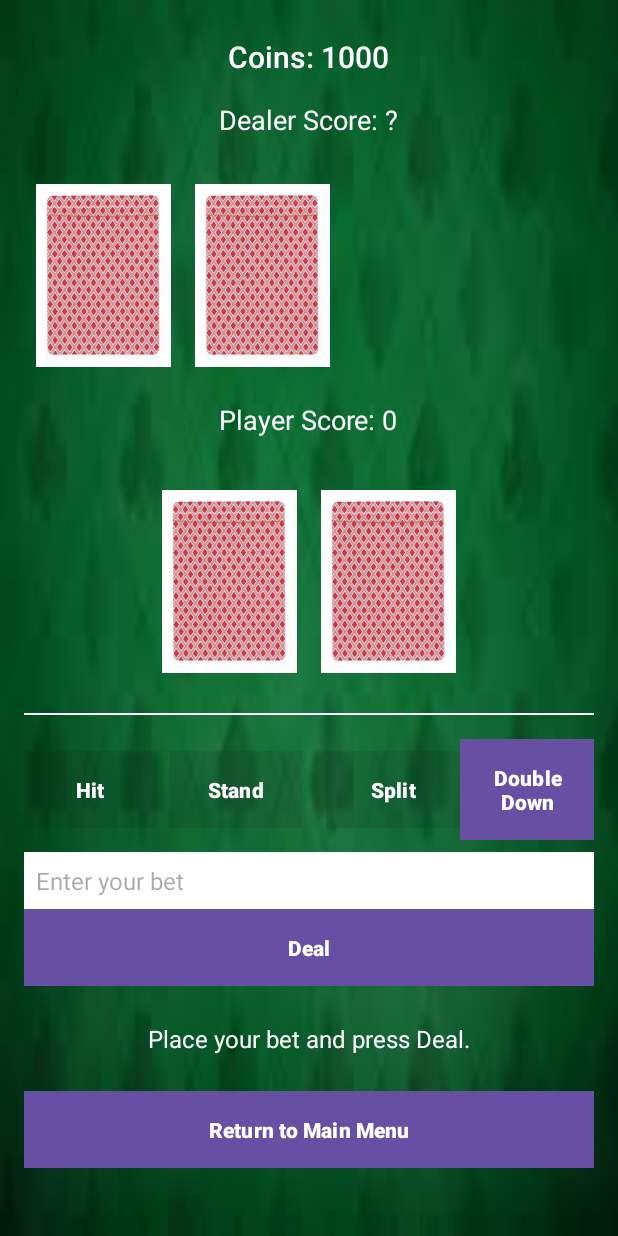
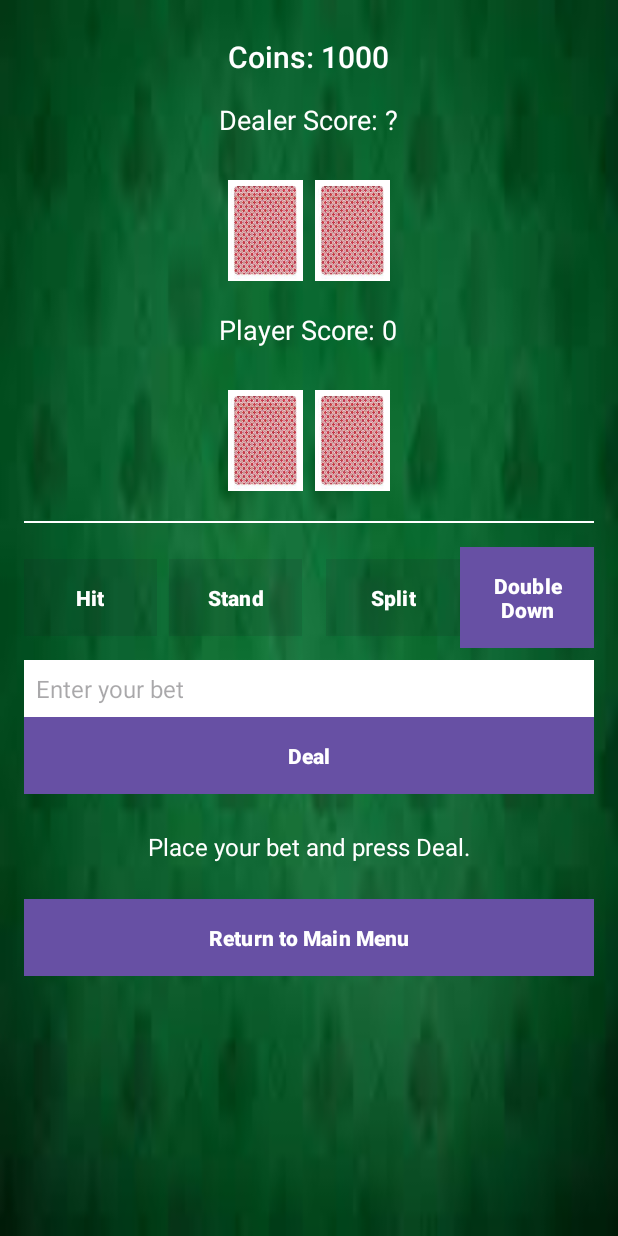
Before and after one commit to yonatan1567/maybeFinalp, an Android app: the BlackjackActivity screen opened directly, with no data from a screen before it, on a phone screen of 412 x 824 dp. Run offline under Robolectric (Android 15) with nearby library versions, the phone set to English and light mode, and no system bars.

Commit message:
שמתי את הקלפים במרכז וניסיתי לשנות את גודל הקלפים לאחר שלחצתי deal בשביל שהקלפים לא יצאו מהמסך (במקרה של 4 קלפים) לא הצלחתי אם תוכלי לעזור אשמח.

```diff
--- a/app/src/main/res/layout/activity_blackjack.xml
+++ b/app/src/main/res/layout/activity_blackjack.xml
@@ -31,36 +31,40 @@
         android:padding="8dp"
         android:fontFamily="sans-serif" />
 
-    <!-- Dealer Cards -->
+    <!-- Dealer Cards (Horizontal Scroll) -->
+    <HorizontalScrollView
+        android:layout_width="match_parent"
+        android:layout_height="wrap_content"
+        android:layout_marginTop="8dp"
+        android:fillViewport="true">
+
         <LinearLayout
-        android:layout_width="match_parent"
+            android:id="@+id/dealerCardsLayout"
+            android:layout_width="wrap_content"
             android:layout_height="wrap_content"
             android:orientation="horizontal"
             android:gravity="center"
-        android:layout_marginTop="8dp">
+            android:layout_gravity="center_horizontal"
+            android:clipChildren="false"
+            android:clipToPadding="false"
+            android:padding="4dp">
 
             <ImageView
                 android:id="@+id/dealerCard1"
-            android:layout_width="90dp"
-            android:layout_height="135dp"
-            android:layout_margin="8dp"
+                android:layout_width="50dp"
+                android:layout_height="75dp"
+                android:layout_margin="4dp"
                 android:src="@drawable/card_back" />
 
             <ImageView
                 android:id="@+id/dealerCard2"
-            android:layout_width="90dp"
-            android:layout_height="135dp"
-            android:layout_margin="8dp"
+                android:layout_width="50dp"
+                android:layout_height="75dp"
+                android:layout_margin="4dp"
                 android:src="@drawable/card_back" />
-        <LinearLayout
-            android:id="@+id/dealerCardsLayout"
-            android:layout_width="match_parent"
-            android:layout_height="wrap_content"
-            android:orientation="horizontal"
-            android:gravity="center"
-            android:layout_marginTop="8dp">
         </LinearLayout>
-    </LinearLayout>
+    </HorizontalScrollView>
+
     <!-- Player Section -->
     <TextView
         android:id="@+id/playerScore"
@@ -73,34 +77,39 @@
         android:padding="8dp"
         android:fontFamily="sans-serif" />
 
-    <!-- Player Cards Layout -->
+    <!-- Player Cards (Horizontal Scroll) -->
+    <HorizontalScrollView
+        android:layout_width="match_parent"
+        android:layout_height="wrap_content"
+        android:layout_marginTop="8dp"
+        android:fillViewport="true">
+
         <LinearLayout
             android:id="@+id/playerCardsLayout"
-        android:layout_width="match_parent"
+            android:layout_width="wrap_content"
             android:layout_height="wrap_content"
             android:orientation="horizontal"
             android:gravity="center"
+            android:layout_gravity="center_horizontal"
             android:clipChildren="false"
             android:clipToPadding="false"
-        android:layout_marginTop="8dp"
-        android:padding="4dp"
-        android:scrollbars="horizontal">
+            android:padding="4dp">
 
-        <!-- Player Card 1 -->
             <ImageView
                 android:id="@+id/playerCard1"
-            android:layout_width="90dp"
-            android:layout_height="135dp"
-            android:layout_margin="8dp"
+                android:layout_width="50dp"
+                android:layout_height="75dp"
+                android:layout_margin="4dp"
                 android:src="@drawable/card_back" />
 
             <ImageView
                 android:id="@+id/playerCard2"
-            android:layout_width="90dp"
-            android:layout_height="135dp"
-            android:layout_margin="8dp"
+                android:layout_width="50dp"
+                android:layout_height="75dp"
+                android:layout_margin="4dp"
                 android:src="@drawable/card_back" />
         </LinearLayout>
+    </HorizontalScrollView>
 
     <!-- Barrier -->
     <View
@@ -109,30 +118,38 @@
         android:background="#FFFFFF"
         android:layout_marginVertical="8dp" />
 
-    <!-- Split Hand Cards -->
+    <!-- Split Hand Cards (Horizontal Scroll) -->
+    <HorizontalScrollView
+        android:layout_width="match_parent"
+        android:layout_height="wrap_content"
+        android:layout_marginTop="8dp"
+        android:visibility="gone">
+
         <LinearLayout
             android:id="@+id/splitHandLayout"
-        android:layout_width="match_parent"
+            android:layout_width="wrap_content"
             android:layout_height="wrap_content"
             android:orientation="horizontal"
             android:gravity="center"
-        android:layout_marginTop="8dp"
-        android:visibility="gone">
+            android:clipChildren="false"
+            android:clipToPadding="false"
+            android:padding="4dp">
 
             <ImageView
                 android:id="@+id/splitCard1"
-            android:layout_width="90dp"
-            android:layout_height="135dp"
-            android:layout_margin="8dp"
+                android:layout_width="50dp"
+                android:layout_height="75dp"
+                android:layout_margin="4dp"
                 android:src="@drawable/card_back" />
 
             <ImageView
                 android:id="@+id/splitCard2"
-            android:layout_width="90dp"
-            android:layout_height="135dp"
-            android:layout_margin="8dp"
+                android:layout_width="50dp"
+                android:layout_height="75dp"
+                android:layout_margin="4dp"
                 android:src="@drawable/card_back" />
         </LinearLayout>
+    </HorizontalScrollView>
 
     <!-- Action Buttons -->
     <LinearLayout
--- a/app/src/main/res/values/dimens.xml.xml
+++ b/app/src/main/res/values/dimens.xml.xml
@@ -16,6 +16,12 @@
 
     <!-- Button Padding -->
     <dimen name="button_padding">12dp</dimen>
+
+    <!-- Small Card Sizes -->
+    <dimen name="card_width_smaller">50dp</dimen>
+    <dimen name="card_height_smaller">75dp</dimen>
     <dimen name="card_width_small">100dp</dimen>
     <dimen name="card_height_small">150dp</dimen>
+
+
 </resources>
```
Also changed, not shown: app/src/main/java/com/example/maybefinalp/BlackjackActivity.java (+91 -65 lines). Lines whose indentation alone changed are shown as unchanged.
